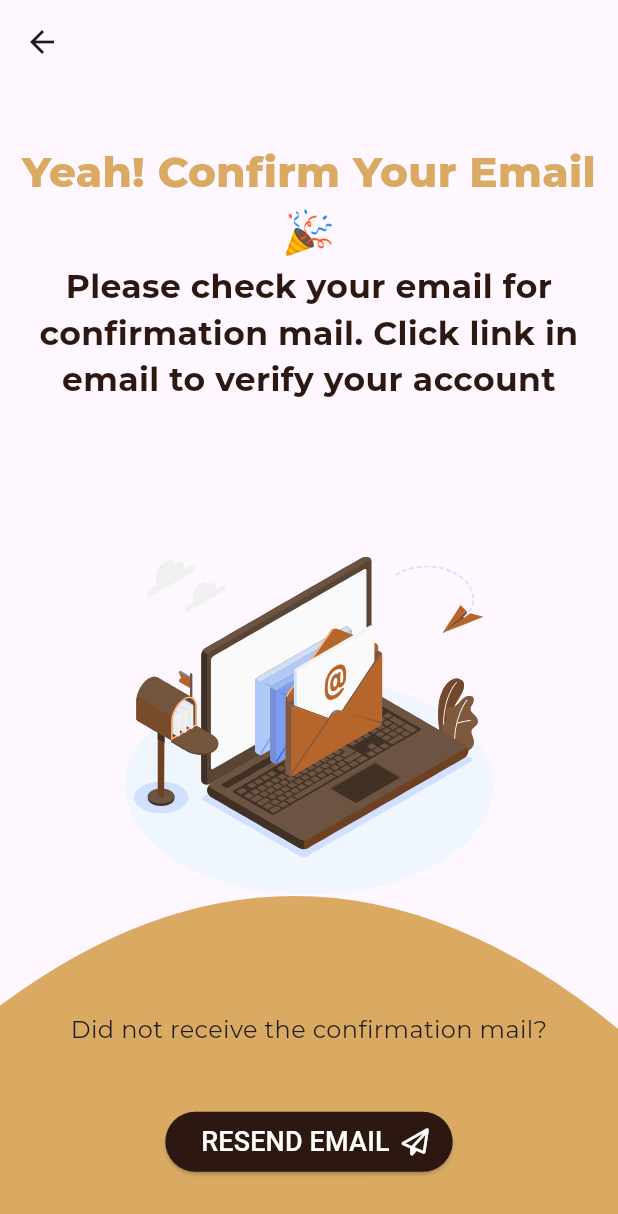
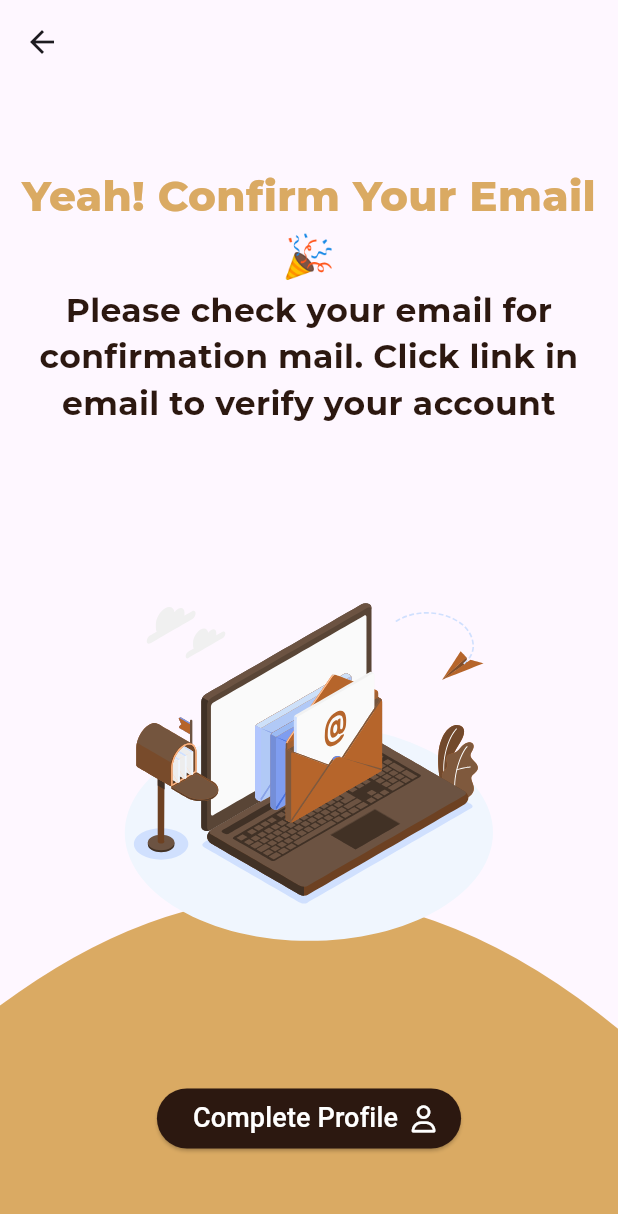
Before and after one commit to Shehab611/book, a Flutter app: the VerificationScreen screen opened by its route, on a phone screen of 412 x 824 dp. Shown: the top 1214 px of the screen. Run offline on Flutter 3.47's test engine with Material 2 defaults, Android fonts, the phone set to English and light mode, and no system bars; our stand-ins replace cloud_firestore, device_preview, dio, file_picker, firebase_auth, firebase_core and 10 more; accounts and stored records are empty; network calls fail.

Commit message:
verification_screen.dart logic done

```diff
--- a/lib/core/utils/app_router.dart
+++ b/lib/core/utils/app_router.dart
@@ -23,14 +23,18 @@ abstract class AppRouter {
         create: (BuildContext context) =>
             LoginCubit(serviceLocator.get<LoginRepoImpl>()),
         child: const LoginScreen()),
+    kForgetPasswordScreen: (BuildContext context) => const ForgetPasswordScreen(),
     kRegisterScreen: (BuildContext context) => BlocProvider(
           create: (context) =>
               RegisterCubit(serviceLocator.get<RegisterRepoImpl>()),
           child: const RegisterScreen(),
         ),
+    kVerificationScreen: (BuildContext context) =>BlocProvider(
+      create: (context) =>
+          RegisterCubit(serviceLocator.get<RegisterRepoImpl>()),
+      child: const VerificationScreen(),
+    ),
     kCompleteProfile: (BuildContext context) => const CompleteProfileScreen(),
-    kVerificationScreen: (BuildContext context) => const VerificationScreen(),
-    kForgetPasswordScreen: (BuildContext context) =>
-        const ForgetPasswordScreen(),
+
   };
 }
--- a/lib/core/utils/services_locator.dart
+++ b/lib/core/utils/services_locator.dart
@@ -15,4 +15,5 @@ void initServicesLocator() {
   serviceLocator.registerSingleton<CompleteProfileRepoImpl>(CompleteProfileRepoImpl());
   serviceLocator.registerSingleton<ResetPasswordImpl>(ResetPasswordImpl());
 
+
 }
--- a/lib/features/authentication/data/repositories/register/register_repo.dart
+++ b/lib/features/authentication/data/repositories/register/register_repo.dart
@@ -1,7 +1,9 @@
+
+
 import 'package:firebase_auth/firebase_auth.dart';
 
 abstract class RegisterRepo {
  Future<({bool succsuful, String? errorString})> createNewUser({required (String email,String password) user});
+ Future<({bool succsuful, String? errorString}) > signUPWithGoogle();
  Future< ({bool succsuful, String? errorString}) > verifyUserEmail({required User user});
- Future<({bool succsuful, String? errorString}) > signUPWithGoogle();
 }
--- a/lib/features/authentication/presentation/view_model_manger/login_cubit/login_cubit.dart
+++ b/lib/features/authentication/presentation/view_model_manger/login_cubit/login_cubit.dart
@@ -11,6 +11,9 @@ class LoginCubit extends Cubit<LoginState> {
 
   static LoginCubit get(context) => BlocProvider.of(context);
 
+  TextEditingController emailController=TextEditingController();
+  TextEditingController passwordController=TextEditingController();
+  var formKey = GlobalKey<FormState>();
 
   void goToRegister(BuildContext context) {
     Navigator.pushReplacementNamed(
@@ -25,6 +28,21 @@ class LoginCubit extends Cubit<LoginState> {
     emit(LoginWithGoogle(data: data));
   }
 
+  void navigateToForgetPassword(BuildContext context){
+    Navigator.pushNamed(context, AppRouter.kForgetPasswordScreen);
+    emit(GoToForgetPasswordScreen());
+  }
 
+  void userLogin(BuildContext context)async{
+    if ( LoginCubit.get(context).formKey.currentState!.validate()) {
+      ({String? errorString, bool succsuful}) data =await loginRepo.userLogin(user: (
+      emailController.text,
+      passwordController.text
+      ));
+      emit(UserLogin(data: data));
+      // todo :: navigate to home page
+    }
+
+  }
 
 }
--- a/lib/features/authentication/presentation/view_model_manger/login_cubit/login_state.dart
+++ b/lib/features/authentication/presentation/view_model_manger/login_cubit/login_state.dart
@@ -9,3 +9,8 @@ class LoginWithGoogle extends LoginState {
   LoginWithGoogle({required this.data});
   final ({String? errorString, bool succsuful}) data;
 }
+class GoToForgetPasswordScreen extends LoginState {}
+class UserLogin extends LoginState {
+  UserLogin({required this.data});
+  final ({String? errorString, bool succsuful}) data;
+}
--- a/lib/features/authentication/presentation/view_model_manger/register_cubit/register_state.dart
+++ b/lib/features/authentication/presentation/view_model_manger/register_cubit/register_state.dart
@@ -5,8 +5,19 @@ abstract class RegisterState {}
 
 class RegisterInitial extends RegisterState {}
 class GoToLoginScreen extends RegisterState {}
+class GoToVerificationScreen extends RegisterState {}
+class GoToCompleteProfileScreen extends RegisterState {}
 class SignUpWithGoogle extends RegisterState {
   SignUpWithGoogle({required this.data});
   final ({String? errorString, bool succsuful}) data;
 
 }
+class UserRegister extends RegisterState{
+  UserRegister({required this.data});
+  final ({String? errorString, bool succsuful}) data;
+
+}
+class VerifyUserEmail extends RegisterState{
+  VerifyUserEmail({required this.data});
+  final ({String? errorString, bool succsuful}) data;
+}
--- a/lib/features/authentication/presentation/views/login_screen.dart
+++ b/lib/features/authentication/presentation/views/login_screen.dart
@@ -9,7 +9,7 @@ import '../widgets/login_transform_widget.dart';
 
 class LoginScreen extends StatelessWidget {
   const LoginScreen({super.key});
-
+  static var formKey = GlobalKey<FormState>();
   @override
   Widget build(BuildContext context) {
     final Size size = MediaQuery.of(context).size;
@@ -28,6 +28,7 @@ class LoginScreen extends StatelessWidget {
               padding: EdgeInsets.fromLTRB(0, topPadding, 0, 10),
               child: BlocBuilder<LoginCubit, LoginState>(
                 builder: (context, state) {
+
                   return Column(
                     mainAxisAlignment: MainAxisAlignment.spaceBetween,
                     children: [
@@ -37,7 +38,7 @@ class LoginScreen extends StatelessWidget {
                           if (state is LoginWithGoogle) {
                             if (!state.data.succsuful) {
                               ScaffoldMessenger.of(context).showSnackBar(
-                                  MySnackBar(snackBarText: state.data.errorString,) as SnackBar);
+                                MySnackBar.getSnackBar(state.data.errorString!),);
                             }
                           }
                         },
--- a/lib/features/authentication/presentation/views/register_screen.dart
+++ b/lib/features/authentication/presentation/views/register_screen.dart
@@ -44,10 +44,8 @@ class RegisterScreen extends StatelessWidget {
                             RegisterCubit.get(context).signUpWithGoogle();
                             if (state is SignUpWithGoogle) {
                               if (!state.data.succsuful) {
-                                ScaffoldMessenger.of(context)
-                                    .showSnackBar(MySnackBar(
-                                  snackBarText: state.data.errorString,
-                                ) as SnackBar);
+                                ScaffoldMessenger.of(context).showSnackBar(
+                                  MySnackBar.getSnackBar(state.data.errorString!),);
                               }
                             }
                             // todo :: go to complete verification page
--- a/lib/features/authentication/presentation/views/verification_screen.dart
+++ b/lib/features/authentication/presentation/views/verification_screen.dart
@@ -1,8 +1,9 @@
 import 'package:book/constants.dart';
 import 'package:book/features/authentication/presentation/components/button_widget.dart';
+import 'package:book/features/authentication/presentation/view_model_manger/register_cubit/register_cubit.dart';
 import 'package:flutter/material.dart';
+import 'package:flutter_bloc/flutter_bloc.dart';
 import 'package:font_awesome_flutter/font_awesome_flutter.dart';
-import 'package:google_fonts/google_fonts.dart';
 import 'package:lottie/lottie.dart';
 
 import '../components/texts.dart';
@@ -15,9 +16,9 @@ class VerificationScreen extends StatelessWidget {
 
   @override
   Widget build(BuildContext context) {
-    final Size size = MediaQuery
-        .of(context)
-        .size;
+    final Size size = MediaQuery.of(context).size;
+    return BlocBuilder<RegisterCubit, RegisterState>(
+      builder: (context, state) {
         return Scaffold(
           appBar: AppBar(
             elevation: 0,
@@ -43,25 +44,26 @@ class VerificationScreen extends StatelessWidget {
                           'Please check your email for confirmation mail. Click link in email to verify your account',
                     ),
                     Lottie.asset(
-                  'assets/animated_json/verification_animation.json',height:size.height * .4,
+                      'assets/animated_json/verification_animation.json',
+                      height: size.height * .4,
                     ),
-                Text('Did not receive the confirmation mail?',
-                  style: GoogleFonts.montserrat().copyWith(fontSize:Theme.of(context).textTheme.titleMedium!.fontSize),),
                     ButtonWidget(
                         onPressed: () {
-                      // todo :: resend email verification
+                          RegisterCubit.get(context).navigateToCompleteProfile(context);
                         },
                         iconDirection: TextDirection.rtl,
                         iconColor: Colors.white,
                         textColor: Colors.white,
                         buttonBackgroundColor: kColor,
-                    iconData: FontAwesomeIcons.paperPlane,
-                    buttonText: 'RESEND EMAIL')
+                        iconData: FontAwesomeIcons.user,
+                        buttonText: 'Complete Profile'),
                   ],
                 ),
               ),
             ],
           ),
         );
+      },
+    );
   }
 }
--- a/lib/main.dart
+++ b/lib/main.dart
@@ -6,10 +6,13 @@ import 'package:firebase_core/firebase_core.dart';
 import 'package:flutter/foundation.dart';
 import 'package:flutter/material.dart';
 import 'package:flutter/services.dart';
+import 'package:flutter_bloc/flutter_bloc.dart';
 import 'core/utils/app_router.dart';
+import 'core/utils/blocobserver.dart';
 
 
 void main() async{
+  Bloc.observer = MyBlocObserver();
   WidgetsFlutterBinding.ensureInitialized();
   initServicesLocator();
   await Firebase.initializeApp(
```
Also changed, not shown: lib/core/utils/blocobserver.dart (added, +29 -0 lines), lib/features/authentication/data/repositories/register/register_repo_impl.dart (+15 -11 lines), lib/features/authentication/presentation/view_model_manger/register_cubit/register_cubit.dart (+83 -3 lines), lib/features/authentication/presentation/widgets/login_body_widget.dart (+23 -37 lines), lib/features/authentication/presentation/widgets/register_body_widget.dart (+38 -43 lines), lib/features/authentication/presentation/widgets/snack_bar.dart (+5 -8 lines). Lines whose indentation alone changed are shown as unchanged.
